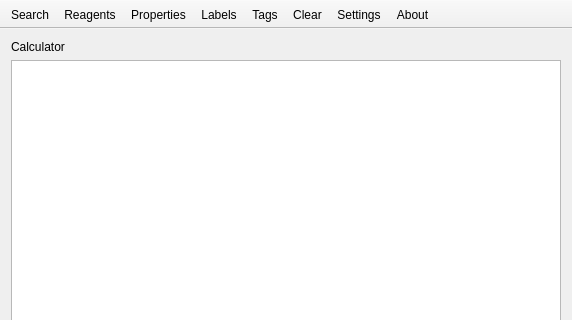
This is mainwindow.ui in FrankMamuda/fumingcube as Qt 5 draws it before an edit; both pictures show x 0 to 572 and y 0 to 320 of the 572 by 550 pixel window. The edited form follows.
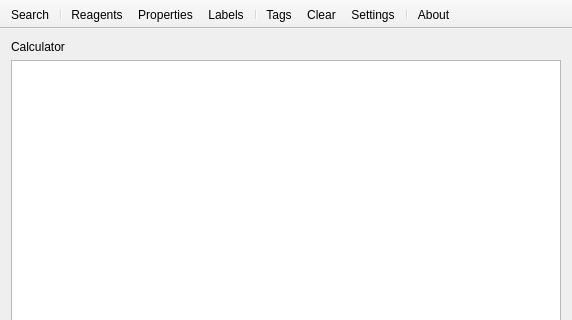
This is the edited form. Icons and pictures are not drawn. Custom widgets are drawn as their Qt base class.

```diff
--- a/mainwindow.ui
+++ b/mainwindow.ui
@@ -83,12 +83,15 @@
     <bool>false</bool>
    </attribute>
    <addaction name="actionSearch"/>
+   <addaction name="separator"/>
    <addaction name="actionReagents"/>
    <addaction name="actionProperties"/>
    <addaction name="actionLabels"/>
+   <addaction name="separator"/>
    <addaction name="actionTags"/>
    <addaction name="actionClear"/>
    <addaction name="actionSettings"/>
+   <addaction name="separator"/>
    <addaction name="actionAbout"/>
   </widget>
   <action name="actionReagents">
```
Left out of the diff: 5 changed lines with no effect on the pictures.
